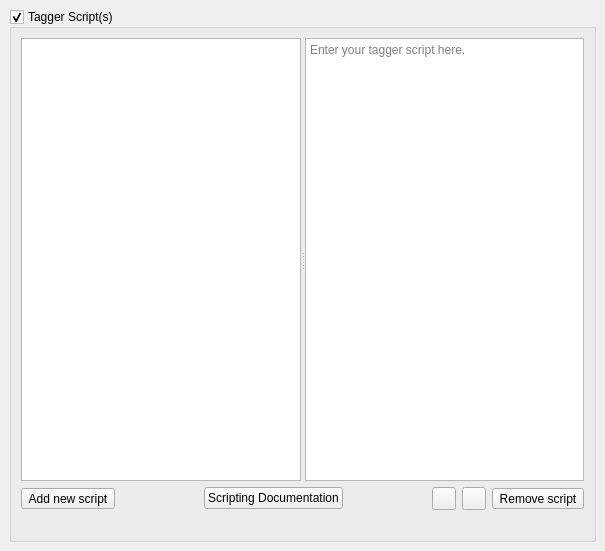
First picture: the form in ui/options_script.ui, repository metabrainz/picard, before the edit.
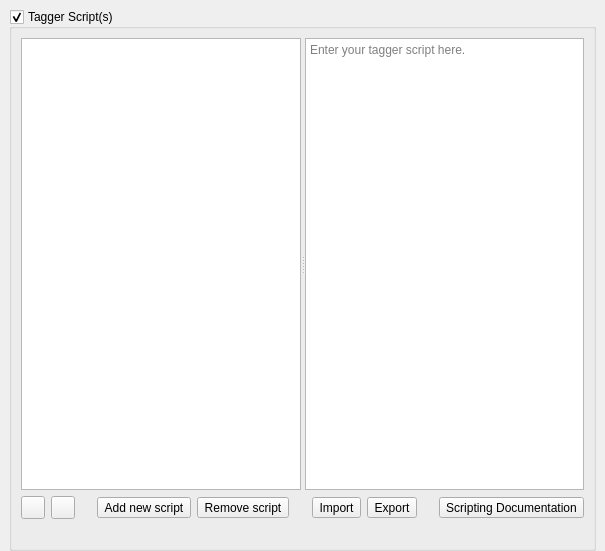
Second picture: the form after the edit. Icons and pictures are not drawn. Custom widgets are drawn as their Qt base class.

Commit message:
Add basic tagging script import/export functions:
- Add buttons to UI and rearrange buttons
- Make all button sizes consistent within the UI (using QToolButton)
- Add import and export functions
- Add missing button tooltips

Patch:
```diff
--- a/ui/options_script.ui
+++ b/ui/options_script.ui
@@ -24,7 +24,7 @@
     <number>9</number>
    </property>
    <property name="bottomMargin">
-    <number>9</number>
+    <number>0</number>
    </property>
    <item>
     <widget class="QGroupBox" name="enable_tagger_scripts">
@@ -93,55 +93,6 @@
       </item>
       <item>
        <layout class="QHBoxLayout" name="horizontalLayout">
-        <item>
-         <widget class="QToolButton" name="add_button">
-          <property name="toolTip">
-           <string>Add new script</string>
-          </property>
-          <property name="text">
-           <string>Add new script</string>
-          </property>
-         </widget>
-        </item>
-        <item>
-         <spacer name="horizontalSpacer_2">
-          <property name="orientation">
-           <enum>Qt::Horizontal</enum>
-          </property>
-          <property name="sizeHint" stdset="0">
-           <size>
-            <width>40</width>
-            <height>20</height>
-           </size>
-          </property>
-         </spacer>
-        </item>
-        <item>
-         <widget class="QPushButton" name="scripting_documentation_button">
-          <property name="sizePolicy">
-           <sizepolicy hsizetype="Minimum" vsizetype="Fixed">
-            <horstretch>0</horstretch>
-            <verstretch>0</verstretch>
-           </sizepolicy>
-          </property>
-          <property name="text">
-           <string>Scripting Documentation</string>
-          </property>
-         </widget>
-        </item>
-        <item>
-         <spacer name="horizontalSpacer">
-          <property name="orientation">
-           <enum>Qt::Horizontal</enum>
-          </property>
-          <property name="sizeHint" stdset="0">
-           <size>
-            <width>40</width>
-            <height>20</height>
-           </size>
-          </property>
-         </spacer>
-        </item>
         <item>
          <widget class="QToolButton" name="move_up_button">
           <property name="toolTip">
@@ -164,6 +115,29 @@
           </property>
          </widget>
         </item>
+        <item>
+         <spacer name="horizontalSpacer">
+          <property name="orientation">
+           <enum>Qt::Horizontal</enum>
+          </property>
+          <property name="sizeHint" stdset="0">
+           <size>
+            <width>40</width>
+            <height>20</height>
+           </size>
+          </property>
+         </spacer>
+        </item>
+        <item>
+         <widget class="QToolButton" name="add_button">
+          <property name="toolTip">
+           <string>Add new script</string>
+          </property>
+          <property name="text">
+           <string>Add new script</string>
+          </property>
+         </widget>
+        </item>
         <item>
          <widget class="QToolButton" name="remove_button">
           <property name="text">
@@ -171,6 +145,59 @@
           </property>
          </widget>
         </item>
+        <item>
+         <spacer name="horizontalSpacer_3">
+          <property name="orientation">
+           <enum>Qt::Horizontal</enum>
+          </property>
+          <property name="sizeHint" stdset="0">
+           <size>
+            <width>40</width>
+            <height>20</height>
+           </size>
+          </property>
+         </spacer>
+        </item>
+        <item>
+         <widget class="QToolButton" name="import_button">
+          <property name="text">
+           <string>Import</string>
+          </property>
+         </widget>
+        </item>
+        <item>
+         <widget class="QToolButton" name="export_button">
+          <property name="text">
+           <string>Export</string>
+          </property>
+         </widget>
+        </item>
+        <item>
+         <spacer name="horizontalSpacer_2">
+          <property name="orientation">
+           <enum>Qt::Horizontal</enum>
+          </property>
+          <property name="sizeHint" stdset="0">
+           <size>
+            <width>40</width>
+            <height>20</height>
+           </size>
+          </property>
+         </spacer>
+        </item>
+        <item>
+         <widget class="QToolButton" name="scripting_documentation_button">
+          <property name="sizePolicy">
+           <sizepolicy hsizetype="Minimum" vsizetype="Fixed">
+            <horstretch>0</horstretch>
+            <verstretch>0</verstretch>
+           </sizepolicy>
+          </property>
+          <property name="text">
+           <string>Scripting Documentation</string>
+          </property>
+         </widget>
+        </item>
        </layout>
       </item>
       <item>
```
Left out of the diff: 8 changed lines with no effect on the pictures. The commit also changes 2 other files.
